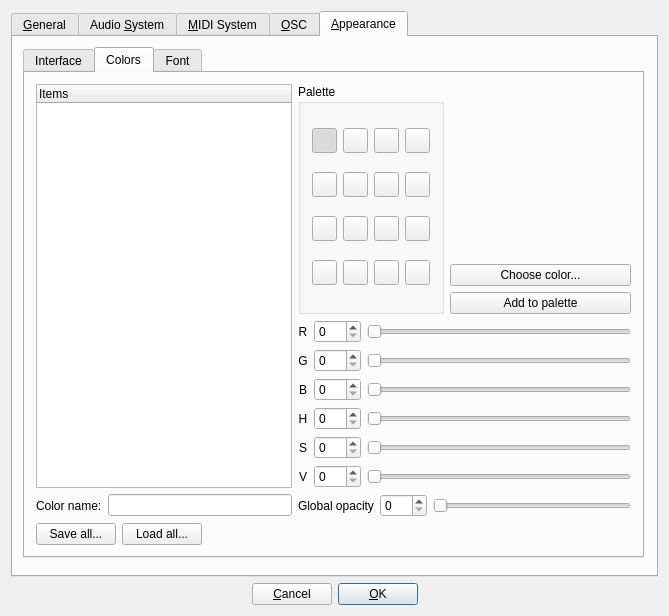
Before: the Qt Designer form src/gui/src/PreferencesDialog/PreferencesDialog_UI.ui in hydrogen-music/hydrogen, drawn with Qt 5.
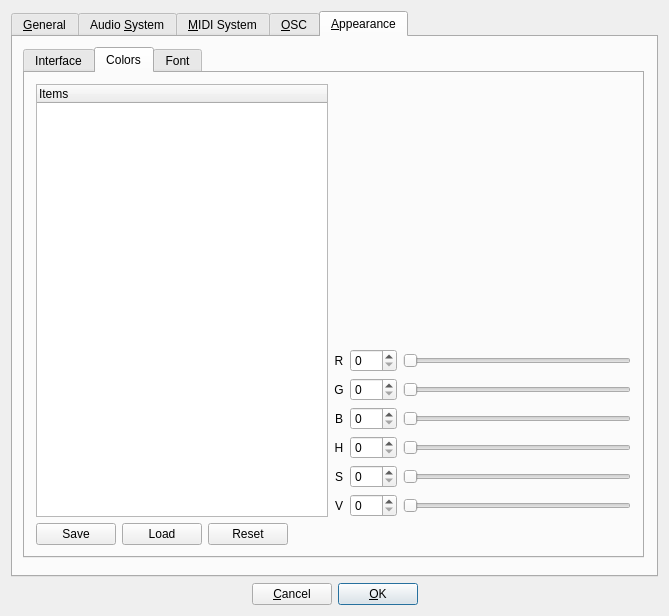
After: the same form once the commit is applied. The open tabs and pages were chosen to show the change. Custom widgets are drawn as their Qt base class.

Commit message:
implement most logic of Colors tab in PreferencesDialog
only loading and saving of the colors is missing

What changed in the file:
```diff
--- a/src/gui/src/PreferencesDialog/PreferencesDialog_UI.ui
+++ b/src/gui/src/PreferencesDialog/PreferencesDialog_UI.ui
@@ -1283,599 +1283,44 @@
          <string>Colors</string>
         </attribute>
         <layout class="QGridLayout" name="gridLayout_2">
-         <item row="2" column="1" colspan="2">
-          <layout class="QHBoxLayout" name="horizontalLayout22">
+         <item row="2" column="0" colspan="3">
+          <layout class="QHBoxLayout" name="horizontalLayout_61">
            <item>
-            <widget class="QLabel" name="textLabel1_2">
-             <property name="sizePolicy">
-              <sizepolicy hsizetype="Preferred" vsizetype="Minimum">
-               <horstretch>0</horstretch>
-               <verstretch>0</verstretch>
-              </sizepolicy>
-             </property>
+            <widget class="QPushButton" name="saveColorsButton">
              <property name="text">
-              <string>Global opacity</string>
+              <string>Save</string>
              </property>
-             <property name="alignment">
-              <set>Qt::AlignCenter</set>
-             </property>
-             <property name="wordWrap">
-              <bool>false</bool>
-             </property>
             </widget>
            </item>
            <item>
-            <widget class="QSpinBox" name="globalAlphaVal">
-             <property name="maximum">
-              <number>255</number>
+            <widget class="QPushButton" name="loadColorsButton">
+             <property name="text">
+              <string>Load</string>
              </property>
             </widget>
            </item>
            <item>
-            <widget class="QSlider" name="globalAlphaSlider">
-             <property name="sizePolicy">
-              <sizepolicy hsizetype="Expanding" vsizetype="Minimum">
-               <horstretch>0</horstretch>
-               <verstretch>0</verstretch>
-              </sizepolicy>
+            <widget class="QPushButton" name="resetColorsButton">
+             <property name="text">
+              <string>Reset</string>
              </property>
-             <property name="minimum">
-              <number>0</number>
-             </property>
-             <property name="maximum">
-              <number>255</number>
-             </property>
-             <property name="tracking">
-              <bool>true</bool>
-             </property>
+            </widget>
+           </item>
+           <item>
+            <spacer name="horizontalSpacer_21">
              <property name="orientation">
               <enum>Qt::Horizontal</enum>
              </property>
-             <property name="tickPosition">
-              <enum>QSlider::NoTicks</enum>
+             <property name="sizeHint" stdset="0">
+              <size>
+               <width>40</width>
+               <height>20</height>
+              </size>
              </property>
-            </widget>
+            </spacer>
            </item>
           </layout>
          </item>
-         <item row="0" column="0" rowspan="2">
-          <widget class="QTreeWidget" name="colorTree">
-           <property name="selectionBehavior">
-            <enum>QAbstractItemView::SelectItems</enum>
-           </property>
-           <property name="rootIsDecorated">
-            <bool>true</bool>
-           </property>
-           <property name="allColumnsShowFocus">
-            <bool>true</bool>
-           </property>
-           <column>
-            <property name="text">
-             <string>Items</string>
-            </property>
-           </column>
-          </widget>
-         </item>
-         <item row="0" column="1">
-          <widget class="QGroupBox" name="paletteBox">
-           <property name="sizePolicy">
-            <sizepolicy hsizetype="Maximum" vsizetype="Preferred">
-             <horstretch>0</horstretch>
-             <verstretch>0</verstretch>
-            </sizepolicy>
-           </property>
-           <property name="focusPolicy">
-            <enum>Qt::NoFocus</enum>
-           </property>
-           <property name="title">
-            <string>Palette</string>
-           </property>
-           <property name="selectedId" stdset="0">
-            <number>0</number>
-           </property>
-           <layout class="QGridLayout" name="gridLayout_1">
-            <item row="0" column="0">
-             <widget class="QPushButton" name="palette0">
-              <property name="sizePolicy">
-               <sizepolicy hsizetype="Fixed" vsizetype="Fixed">
-                <horstretch>0</horstretch>
-                <verstretch>0</verstretch>
-               </sizepolicy>
-              </property>
-              <property name="minimumSize">
-               <size>
-                <width>25</width>
-                <height>25</height>
-               </size>
-              </property>
-              <property name="maximumSize">
-               <size>
-                <width>25</width>
-                <height>25</height>
-               </size>
-              </property>
-              <property name="autoFillBackground">
-               <bool>false</bool>
-              </property>
-              <property name="text">
-               <string/>
-              </property>
-              <property name="checkable">
-               <bool>true</bool>
-              </property>
-              <property name="checked">
-               <bool>true</bool>
-              </property>
-             </widget>
-            </item>
-            <item row="0" column="1">
-             <widget class="QPushButton" name="palette1">
-              <property name="sizePolicy">
-               <sizepolicy hsizetype="Fixed" vsizetype="Fixed">
-                <horstretch>0</horstretch>
-                <verstretch>0</verstretch>
-               </sizepolicy>
-              </property>
-              <property name="minimumSize">
-               <size>
-                <width>25</width>
-                <height>25</height>
-               </size>
-              </property>
-              <property name="maximumSize">
-               <size>
-                <width>25</width>
-                <height>25</height>
-               </size>
-              </property>
-              <property name="autoFillBackground">
-               <bool>false</bool>
-              </property>
-              <property name="text">
-               <string/>
-              </property>
-              <property name="checkable">
-               <bool>true</bool>
-              </property>
-             </widget>
-            </item>
-            <item row="0" column="2">
-             <widget class="QPushButton" name="palette2">
-              <property name="sizePolicy">
-               <sizepolicy hsizetype="Fixed" vsizetype="Fixed">
-                <horstretch>0</horstretch>
-                <verstretch>0</verstretch>
-               </sizepolicy>
-              </property>
-              <property name="minimumSize">
-               <size>
-                <width>25</width>
-                <height>25</height>
-               </size>
-              </property>
-              <property name="maximumSize">
-               <size>
-                <width>25</width>
-                <height>25</height>
-               </size>
-              </property>
-              <property name="autoFillBackground">
-               <bool>false</bool>
-              </property>
-              <property name="text">
-               <string/>
-              </property>
-              <property name="checkable">
-               <bool>true</bool>
-              </property>
-             </widget>
-            </item>
-            <item row="0" column="3">
-             <widget class="QPushButton" name="palette3">
-              <property name="sizePolicy">
-               <sizepolicy hsizetype="Fixed" vsizetype="Fixed">
-                <horstretch>0</horstretch>
-                <verstretch>0</verstretch>
-               </sizepolicy>
-              </property>
-              <property name="minimumSize">
-               <size>
-                <width>25</width>
-                <height>25</height>
-               </size>
-              </property>
-              <property name="maximumSize">
-               <size>
-                <width>25</width>
-                <height>25</height>
-               </size>
-              </property>
-              <property name="autoFillBackground">
-               <bool>false</bool>
-              </property>
-              <property name="text">
-               <string/>
-              </property>
-              <property name="checkable">
-               <bool>true</bool>
-              </property>
-             </widget>
-            </item>
-            <item row="1" column="0">
-             <widget class="QPushButton" name="palette4">
-              <property name="sizePolicy">
-               <sizepolicy hsizetype="Fixed" vsizetype="Fixed">
-                <horstretch>0</horstretch>
-                <verstretch>0</verstretch>
-               </sizepolicy>
-              </property>
-              <property name="minimumSize">
-               <size>
-                <width>25</width>
-                <height>25</height>
-               </size>
-              </property>
-              <property name="maximumSize">
-               <size>
-                <width>25</width>
-                <height>25</height>
-               </size>
-              </property>
-              <property name="autoFillBackground">
-               <bool>false</bool>
-              </property>
-              <property name="text">
-               <string/>
-              </property>
-              <property name="checkable">
-               <bool>true</bool>
-              </property>
-             </widget>
-            </item>
-            <item row="1" column="1">
-             <widget class="QPushButton" name="palette5">
-              <property name="sizePolicy">
-               <sizepolicy hsizetype="Fixed" vsizetype="Fixed">
-                <horstretch>0</horstretch>
-                <verstretch>0</verstretch>
-               </sizepolicy>
-              </property>
-              <property name="minimumSize">
-               <size>
-                <width>25</width>
-                <height>25</height>
-               </size>
-              </property>
-              <property name="maximumSize">
-               <size>
-                <width>25</width>
-                <height>25</height>
-               </size>
-              </property>
-              <property name="autoFillBackground">
-               <bool>false</bool>
-              </property>
-              <property name="text">
-               <string/>
-              </property>
-              <property name="checkable">
-               <bool>true</bool>
-              </property>
-             </widget>
-            </item>
-            <item row="1" column="2">
-             <widget class="QPushButton" name="palette6">
-              <property name="sizePolicy">
-               <sizepolicy hsizetype="Fixed" vsizetype="Fixed">
-                <horstretch>0</horstretch>
-                <verstretch>0</verstretch>
-               </sizepolicy>
-              </property>
-              <property name="minimumSize">
-               <size>
-                <width>25</width>
-                <height>25</height>
-               </size>
-              </property>
-              <property name="maximumSize">
-               <size>
-                <width>25</width>
-                <height>25</height>
-               </size>
-              </property>
-              <property name="autoFillBackground">
-               <bool>false</bool>
-              </property>
-              <property name="text">
-               <string/>
-              </property>
-              <property name="checkable">
-               <bool>true</bool>
-              </property>
-             </widget>
-            </item>
-            <item row="1" column="3">
-             <widget class="QPushButton" name="palette7">
-              <property name="sizePolicy">
-               <sizepolicy hsizetype="Fixed" vsizetype="Fixed">
-                <horstretch>0</horstretch>
-                <verstretch>0</verstretch>
-               </sizepolicy>
-              </property>
-              <property name="minimumSize">
-               <size>
-                <width>25</width>
-                <height>25</height>
-               </size>
-              </property>
-              <property name="maximumSize">
-               <size>
-                <width>25</width>
-                <height>25</height>
-               </size>
-              </property>
-              <property name="autoFillBackground">
-               <bool>false</bool>
-              </property>
-              <property name="text">
-               <string/>
-              </property>
-              <property name="checkable">
-               <bool>true</bool>
-              </property>
-             </widget>
-            </item>
-            <item row="2" column="0">
-             <widget class="QPushButton" name="palette8">
-              <property name="sizePolicy">
-               <sizepolicy hsizetype="Fixed" vsizetype="Fixed">
-                <horstretch>0</horstretch>
-                <verstretch>0</verstretch>
-               </sizepolicy>
-              </property>
-              <property name="minimumSize">
-               <size>
-                <width>25</width>
-                <height>25</height>
-               </size>
-              </property>
-              <property name="maximumSize">
-               <size>
-                <width>25</width>
-                <height>25</height>
-               </size>
-              </property>
-              <property name="autoFillBackground">
-               <bool>false</bool>
-              </property>
-              <property name="text">
-               <string/>
-              </property>
-              <property name="checkable">
-               <bool>true</bool>
-              </property>
-             </widget>
-            </item>
-            <item row="2" column="1">
-             <widget class="QPushButton" name="palette9">
-              <property name="sizePolicy">
-               <sizepolicy hsizetype="Fixed" vsizetype="Fixed">
-                <horstretch>0</horstretch>
-                <verstretch>0</verstretch>
-               </sizepolicy>
-              </property>
-              <property name="minimumSize">
-               <size>
-                <width>25</width>
-                <height>25</height>
-               </size>
-              </property>
-              <property name="maximumSize">
-               <size>
-                <width>25</width>
-                <height>25</height>
-               </size>
-              </property>
-              <property name="autoFillBackground">
-               <bool>false</bool>
-              </property>
-              <property name="text">
-               <string/>
-              </property>
-              <property name="checkable">
-               <bool>true</bool>
-              </property>
-             </widget>
-            </item>
-            <item row="2" column="2">
-             <widget class="QPushButton" name="palette10">
-              <property name="sizePolicy">
-               <sizepolicy hsizetype="Fixed" vsizetype="Fixed">
-                <horstretch>0</horstretch>
-                <verstretch>0</verstretch>
-               </sizepolicy>
-              </property>
-              <property name="minimumSize">
-               <size>
-                <width>25</width>
-                <height>25</height>
-               </size>
-              </property>
-              <property name="maximumSize">
-               <size>
-                <width>25</width>
-                <height>25</height>
-               </size>
-              </property>
-              <property name="autoFillBackground">
-               <bool>false</bool>
-              </property>
-              <property name="text">
-               <string/>
-              </property>
-              <property name="checkable">
-               <bool>true</bool>
-              </property>
-             </widget>
-            </item>
-            <item row="2" column="3">
-             <widget class="QPushButton" name="palette11">
-              <property name="sizePolicy">
-               <sizepolicy hsizetype="Fixed" vsizetype="Fixed">
-                <horstretch>0</horstretch>
-                <verstretch>0</verstretch>
-               </sizepolicy>
-              </property>
-              <property name="minimumSize">
-               <size>
-                <width>25</width>
-                <height>25</height>
-               </size>
-              </property>
-              <property name="maximumSize">
-               <size>
-                <width>25</width>
-                <height>25</height>
-               </size>
-              </property>
-              <property name="autoFillBackground">
-               <bool>false</bool>
-              </property>
-              <property name="text">
-               <string/>
-              </property>
-              <property name="checkable">
-               <bool>true</bool>
-              </property>
-             </widget>
-            </item>
-            <item row="3" column="0">
-             <widget class="QPushButton" name="palette12">
-              <property name="sizePolicy">
-               <sizepolicy hsizetype="Fixed" vsizetype="Fixed">
-                <horstretch>0</horstretch>
-                <verstretch>0</verstretch>
-               </sizepolicy>
-              </property>
-              <property name="minimumSize">
-               <size>
-                <width>25</width>
-                <height>25</height>
-               </size>
-              </property>
-              <property name="maximumSize">
-               <size>
-                <width>25</width>
-                <height>25</height>
-               </size>
-              </property>
-              <property name="autoFillBackground">
-               <bool>false</bool>
-              </property>
-              <property name="text">
-               <string/>
-              </property>
-              <property name="checkable">
-               <bool>true</bool>
-              </property>
-             </widget>
-            </item>
-            <item row="3" column="1">
-             <widget class="QPushButton" name="palette13">
-              <property name="sizePolicy">
-               <sizepolicy hsizetype="Fixed" vsizetype="Fixed">
-                <horstretch>0</horstretch>
-                <verstretch>0</verstretch>
-               </sizepolicy>
-              </property>
-              <property name="minimumSize">
-               <size>
-                <width>25</width>
-                <height>25</height>
-               </size>
-              </property>
-              <property name="maximumSize">
-               <size>
-                <width>25</width>
-                <height>25</height>
-               </size>
-              </property>
-              <property name="autoFillBackground">
-               <bool>false</bool>
-              </property>
-              <property name="text">
-               <string/>
-              </property>
-              <property name="checkable">
-               <bool>true</bool>
-              </property>
-             </widget>
-            </item>
-            <item row="3" column="2">
-             <widget class="QPushButton" name="palette14">
-              <property name="sizePolicy">
-               <sizepolicy hsizetype="Fixed" vsizetype="Fixed">
-                <horstretch>0</horstretch>
-                <verstretch>0</verstretch>
-               </sizepolicy>
-              </property>
-              <property name="minimumSize">
-               <size>
-                <width>25</width>
-                <height>25</height>
-               </size>
-              </property>
-              <property name="maximumSize">
-               <size>
-                <width>25</width>
-                <height>25</height>
-               </size>
-              </property>
-              <property name="autoFillBackground">
-               <bool>false</bool>
-              </property>
-              <property name="text">
-               <string/>
-              </property>
-              <property name="checkable">
-               <bool>true</bool>
-              </property>
-             </widget>
-            </item>
-            <item row="3" column="3">
-             <widget class="QPushButton" name="palette15">
-              <property name="sizePolicy">
-               <sizepolicy hsizetype="Fixed" vsizetype="Fixed">
-                <horstretch>0</horstretch>
-                <verstretch>0</verstretch>
-               </sizepolicy>
-              </property>
-              <property name="minimumSize">
-               <size>
-                <width>25</width>
-                <height>25</height>
-               </size>
-              </property>
-              <property name="maximumSize">
-               <size>
-                <width>25</width>
-                <height>25</height>
-               </size>
-              </property>
-              <property name="autoFillBackground">
-               <bool>false</bool>
-              </property>
-              <property name="text">
-               <string/>
-              </property>
-              <property name="checkable">
-               <bool>true</bool>
-              </property>
-             </widget>
-            </item>
-           </layout>
-          </widget>
-         </item>
          <item row="0" column="2">
           <layout class="QVBoxLayout" name="verticalLayout_22">
            <item>
@@ -1888,20 +1333,6 @@
              </property>
             </widget>
            </item>
-           <item>
-            <widget class="QPushButton" name="pickColorButton">
-             <property name="text">
-              <string>Choose color...</string>
-             </property>
-            </widget>
-           </item>
-           <item>
-            <widget class="QPushButton" name="addToPalette">
-             <property name="text">
-              <string>Add to palette</string>
-             </property>
-            </widget>
-           </item>
           </layout>
          </item>
          <item row="1" column="1" colspan="2">
@@ -2103,50 +1534,23 @@
            </item>
           </layout>
          </item>
-         <item row="2" column="0">
-          <layout class="QHBoxLayout" name="horizontalLayout_3">
-           <item>
-            <widget class="QLabel" name="label_21">
-             <property name="text">
-              <string>Color name:</string>
-             </property>
-            </widget>
-           </item>
-           <item>
-            <widget class="QLineEdit" name="colorNameLineEdit"/>
-           </item>
-          </layout>
-         </item>
-         <item row="3" column="0" colspan="3">
-          <layout class="QHBoxLayout" name="horizontalLayout_61">
-           <item>
-            <widget class="QPushButton" name="saveColorsButton">
-             <property name="text">
-              <string>Save all...</string>
-             </property>
-            </widget>
-           </item>
-           <item>
-            <widget class="QPushButton" name="loadColorsButton">
-             <property name="text">
-              <string>Load all...</string>
-             </property>
-            </widget>
-           </item>
-           <item>
-            <spacer name="horizontalSpacer_21">
-             <property name="orientation">
-              <enum>Qt::Horizontal</enum>
-             </property>
-             <property name="sizeHint" stdset="0">
-              <size>
-               <width>40</width>
-               <height>20</height>
-              </size>
-             </property>
-            </spacer>
-           </item>
-          </layout>
+         <item row="0" column="0" rowspan="2">
+          <widget class="QTreeWidget" name="colorTree">
+           <property name="selectionBehavior">
+            <enum>QAbstractItemView::SelectItems</enum>
+           </property>
+           <property name="rootIsDecorated">
+            <bool>true</bool>
+           </property>
+           <property name="allColumnsShowFocus">
+            <bool>true</bool>
+           </property>
+           <column>
+            <property name="text">
+             <string>Items</string>
+            </property>
+           </column>
+          </widget>
          </item>
         </layout>
        </widget>
```
Left out of the diff: 6 changed lines with no effect on the pictures. The commit also changes 6 other files.
